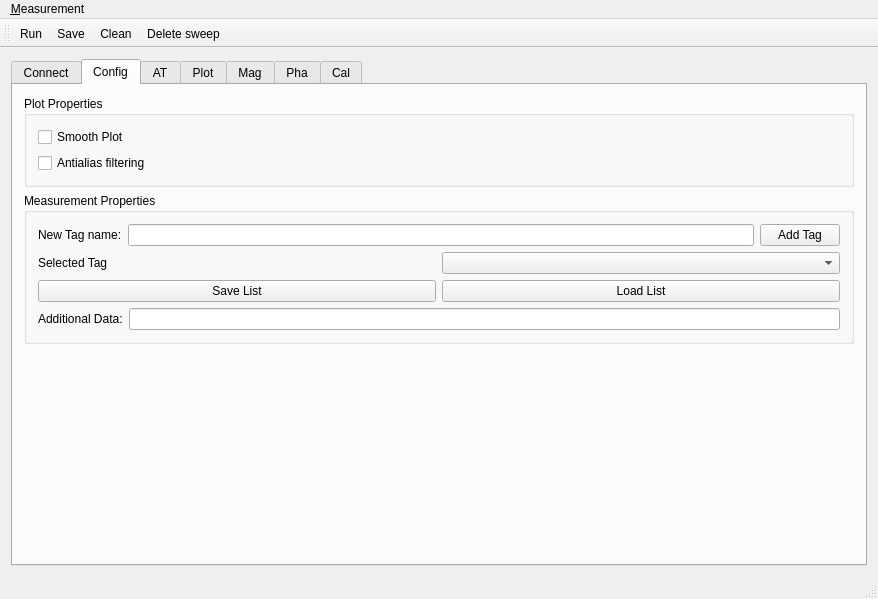
The window that nanosense2/nanosense2/mainwindow.ui (saul-rodriguez/Qt) describes before a commit, drawn with Qt 5.
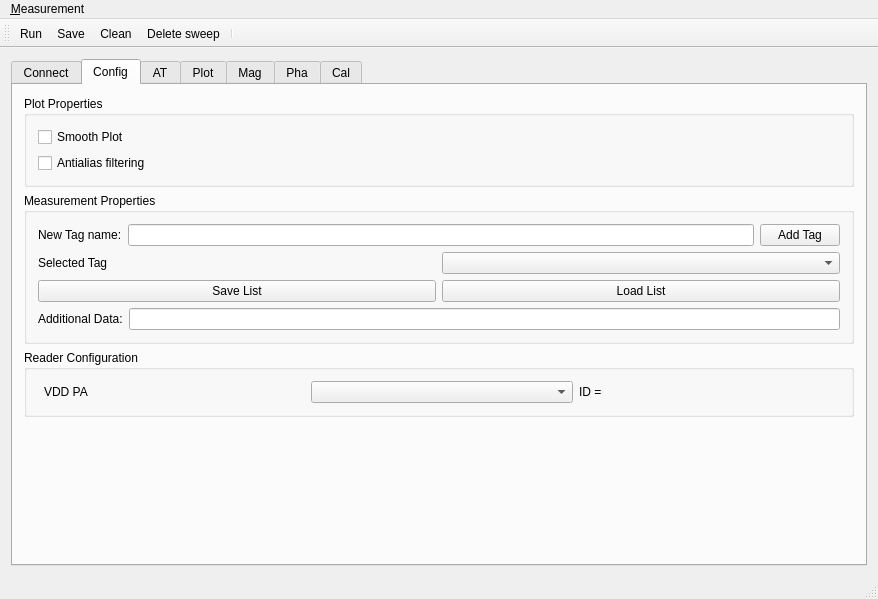
The same window after the commit. The open tabs and pages were chosen to show the change. Icons and pictures are not drawn.

Commit message: added reader configuration

```diff
--- a/nanosense2/nanosense2/mainwindow.ui
+++ b/nanosense2/nanosense2/mainwindow.ui
@@ -259,6 +259,36 @@
               </layout>
              </widget>
             </item>
+            <item>
+             <widget class="QGroupBox" name="groupBox_3">
+              <property name="title">
+               <string>Reader Configuration</string>
+              </property>
+              <layout class="QFormLayout" name="formLayout">
+               <item row="1" column="1">
+                <layout class="QHBoxLayout" name="horizontalLayout_11">
+                 <item>
+                  <widget class="QLabel" name="label_10">
+                   <property name="text">
+                    <string>VDD PA</string>
+                   </property>
+                  </widget>
+                 </item>
+                 <item>
+                  <widget class="QComboBox" name="comboBoxPA_config"/>
+                 </item>
+                 <item>
+                  <widget class="QLabel" name="label_PA_ID">
+                   <property name="text">
+                    <string>ID = </string>
+                   </property>
+                  </widget>
+                 </item>
+                </layout>
+               </item>
+              </layout>
+             </widget>
+            </item>
             <item>
              <spacer name="verticalSpacer">
               <property name="orientation">
@@ -483,6 +513,7 @@
    <addaction name="action_Save"/>
    <addaction name="action_Clean"/>
    <addaction name="action_Delete_sweep"/>
+   <addaction name="separator"/>
   </widget>
   <widget class="QStatusBar" name="statusBar"/>
   <action name="action_Run">
```
Left out of the diff: 7 changed lines with no effect on the pictures. The commit also changes 8 other files.
